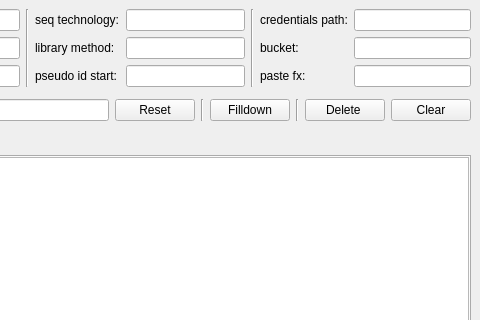
Old version of the form ui/mw.ui in the repository genomic-medicine-sweden/GMS-uploader; both pictures show x 320 to 800 and y 0 to 320 of the 800 by 600 pixel window.
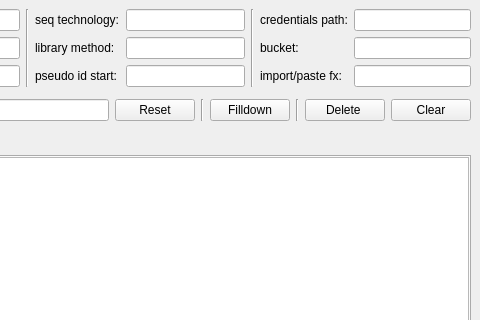
New version of the form.

Commit message: change textedit title

```diff
--- a/ui/mw.ui
+++ b/ui/mw.ui
@@ -178,7 +178,7 @@
             <item row="2" column="0">
              <widget class="QLabel" name="label_3">
               <property name="text">
-               <string>paste fx:</string>
+               <string>import/paste fx:</string>
               </property>
              </widget>
             </item>
```
The commit also changes 2 other files.
